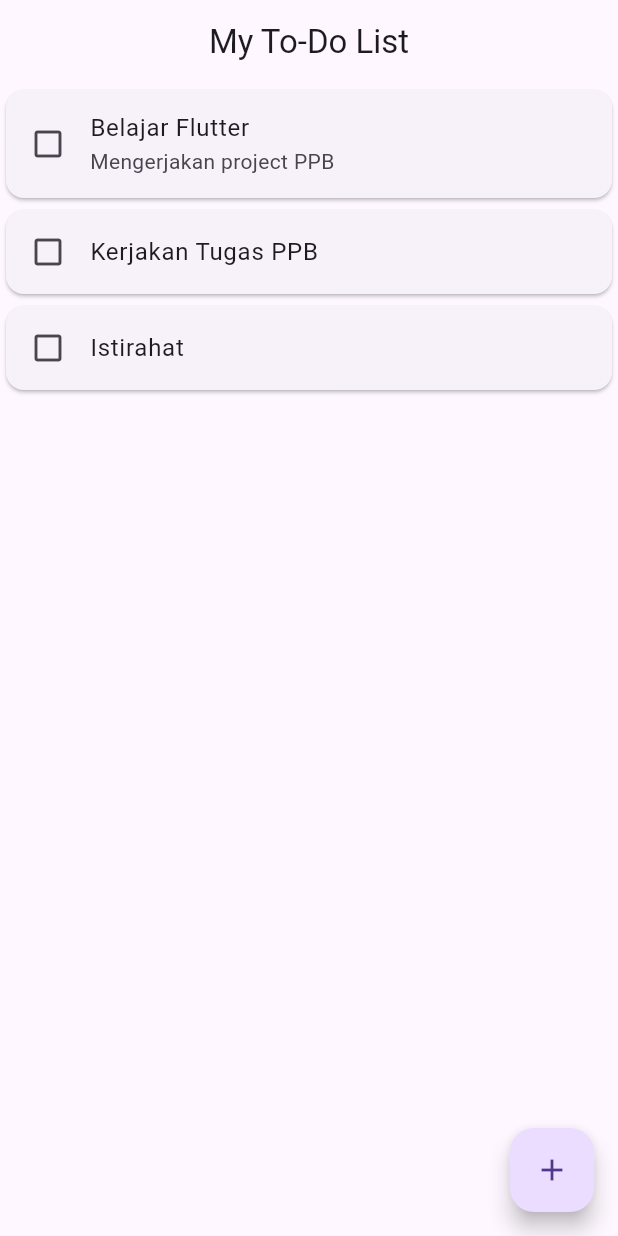
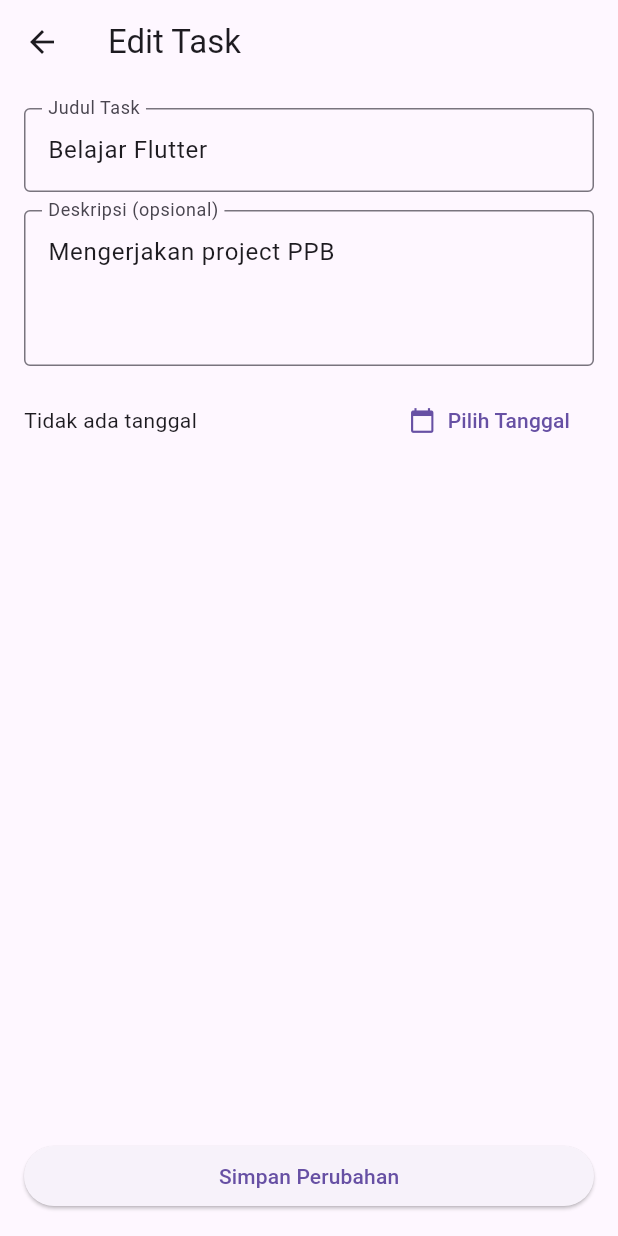
Before and after one commit to MoChikayo/todo_flutter_ppb, a Flutter app: the screen it shows after launch, after a tap on "Belajar Flutter", on a phone screen of 412 x 824 dp. Run offline on Flutter 3.47's test engine with Material 3 defaults, Android fonts, the phone set to English and light mode, and no system bars.

Commit message:
Add edit, delete, and complete toggle for tasks

```diff
--- /dev/null
+++ b/lib/screens/edit_task_screen.dart
@@ -0,0 +1,135 @@
+import 'package:flutter/material.dart';
+import '../models/task.dart';
+
+class EditTaskScreen extends StatefulWidget {
+  final Task task;
+
+  const EditTaskScreen({
+    super.key,
+    required this.task,
+  });
+
+  @override
+  State<EditTaskScreen> createState() => _EditTaskScreenState();
+}
+
+class _EditTaskScreenState extends State<EditTaskScreen> {
+  final _formKey = GlobalKey<FormState>();
+
+  late TextEditingController _titleController;
+  late TextEditingController _descriptionController;
+  DateTime? _selectedDate;
+
+  @override
+  void initState() {
+    super.initState();
+    _titleController = TextEditingController(text: widget.task.title);
+    _descriptionController =
+        TextEditingController(text: widget.task.description ?? "");
+    _selectedDate = widget.task.dueDate;
+  }
+
+  @override
+  void dispose() {
+    _titleController.dispose();
+    _descriptionController.dispose();
+    super.dispose();
+  }
+
+  void _saveTask() {
+    if (_formKey.currentState!.validate()) {
+      final updatedTask = Task(
+        title: _titleController.text.trim(),
+        description: _descriptionController.text.trim().isEmpty
+            ? null
+            : _descriptionController.text.trim(),
+        isCompleted: widget.task.isCompleted,
+        dueDate: _selectedDate,
+      );
+
+      Navigator.pop(context, updatedTask);
+    }
+  }
+
+  Future<void> _pickDate() async {
+    final now = DateTime.now();
+    final pickedDate = await showDatePicker(
+      context: context,
+      initialDate: _selectedDate ?? now,
+      firstDate: now.subtract(const Duration(days: 365)),
+      lastDate: now.add(const Duration(days: 365 * 5)),
+    );
+
+    if (pickedDate != null) {
+      setState(() {
+        _selectedDate = pickedDate;
+      });
+    }
+  }
+
+  @override
+  Widget build(BuildContext context) {
+    return Scaffold(
+      appBar: AppBar(
+        title: const Text("Edit Task"),
+      ),
+      body: Padding(
+        padding: const EdgeInsets.all(16.0),
+        child: Form(
+          key: _formKey,
+          child: Column(
+            children: [
+              TextFormField(
+                controller: _titleController,
+                decoration: const InputDecoration(
+                  labelText: "Judul Task",
+                  border: OutlineInputBorder(),
+                ),
+                validator: (value) {
+                  if (value == null || value.trim().isEmpty) {
+                    return "Judul tidak boleh kosong";
+                  }
+                  return null;
+                },
+              ),
+              const SizedBox(height: 12),
+              TextFormField(
+                controller: _descriptionController,
+                maxLines: 3,
+                decoration: const InputDecoration(
+                  labelText: "Deskripsi (opsional)",
+                  border: OutlineInputBorder(),
+                ),
+              ),
+              const SizedBox(height: 12),
+              Row(
+                children: [
+                  Expanded(
+                    child: Text(
+                      _selectedDate == null
+                          ? "Tidak ada tanggal"
+                          : "Deadline: ${_selectedDate!.day}/${_selectedDate!.month}/${_selectedDate!.year}",
+                    ),
+                  ),
+                  TextButton.icon(
+                    onPressed: _pickDate,
+                    icon: const Icon(Icons.calendar_today),
+                    label: const Text("Pilih Tanggal"),
+                  ),
+                ],
+              ),
+              const Spacer(),
+              SizedBox(
+                width: double.infinity,
+                child: ElevatedButton(
+                  onPressed: _saveTask,
+                  child: const Text("Simpan Perubahan"),
+                ),
+              ),
+            ],
+          ),
+        ),
+      ),
+    );
+  }
+}
--- a/lib/screens/home_screen.dart
+++ b/lib/screens/home_screen.dart
@@ -1,6 +1,7 @@
 import 'package:flutter/material.dart';
 import '../models/task.dart';
 import 'add_task_screen.dart';
+import 'edit_task_screen.dart';
 
 class HomeScreen extends StatefulWidget {
   const HomeScreen({super.key});
@@ -10,7 +11,6 @@ class HomeScreen extends StatefulWidget {
 }
 
 class _HomeScreenState extends State<HomeScreen> {
-  // sekarang pakai List<Task>, bukan List<String>
   List<Task> tasks = [
     Task(title: "Belajar Flutter", description: "Mengerjakan project PPB"),
     Task(title: "Kerjakan Tugas PPB"),
@@ -30,6 +30,50 @@ class _HomeScreenState extends State<HomeScreen> {
         tasks.add(newTask);
       });
     }
+  }
+
+  Future<void> _navigateToEditTask(Task task, int index) async {
+    final updatedTask = await Navigator.push<Task>(
+      context,
+      MaterialPageRoute(
+        builder: (context) => EditTaskScreen(task: task),
+      ),
+    );
+
+    if (updatedTask != null) {
+      setState(() {
+        tasks[index] = updatedTask;
+      });
+    }
+  }
+
+  void _toggleTaskCompleted(int index, bool? value) {
+    setState(() {
+      tasks[index].isCompleted = value ?? false;
+    });
+  }
+
+  void _deleteTask(int index) {
+    final deletedTask = tasks[index];
+
+    setState(() {
+      tasks.removeAt(index);
+    });
+
+    // Snackbar undo (bonus UX)
+    ScaffoldMessenger.of(context).showSnackBar(
+      SnackBar(
+        content: Text('Task "${deletedTask.title}" dihapus'),
+        action: SnackBarAction(
+          label: 'UNDO',
+          onPressed: () {
+            setState(() {
+              tasks.insert(index, deletedTask);
+            });
+          },
+        ),
+      ),
+    );
   }
 
   @override
@@ -58,13 +102,28 @@ class _HomeScreenState extends State<HomeScreen> {
               itemBuilder: (context, index) {
                 final task = tasks[index];
 
-                return Card(
-                  child: ListTile(
-                    leading: Icon(
-                      task.isCompleted
-                          ? Icons.check_box
-                          : Icons.check_box_outline_blank,
+                return Dismissible(
+                  key: ValueKey("${task.title}-$index"),
+                  direction: DismissDirection.endToStart,
+                  background: Container(
+                    color: Colors.red,
+                    alignment: Alignment.centerRight,
+                    padding: const EdgeInsets.symmetric(horizontal: 16),
+                    child: const Icon(
+                      Icons.delete,
+                      color: Colors.white,
                     ),
+                  ),
+                  onDismissed: (direction) {
+                    _deleteTask(index);
+                  },
+                  child: Card(
+                    child: ListTile(
+                      leading: Checkbox(
+                        value: task.isCompleted,
+                        onChanged: (value) =>
+                            _toggleTaskCompleted(index, value),
+                      ),
                     title: Text(
                       task.title,
                       style: TextStyle(
@@ -85,12 +144,12 @@ class _HomeScreenState extends State<HomeScreen> {
                                   style: const TextStyle(
                                       fontSize: 12, color: Colors.grey),
                                 ),
+
                             ],
                           )
                         : null,
-                    onTap: () {
-                      // nanti dipakai buat edit / toggle selesai
-                    },
+                    onTap: () => _navigateToEditTask(task, index),
+                    ),
                   ),
                 );
               },
```
